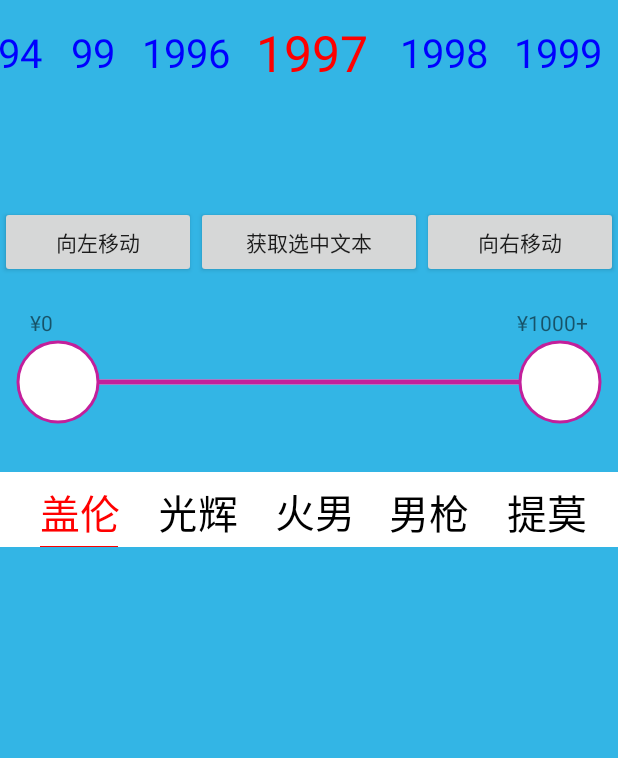
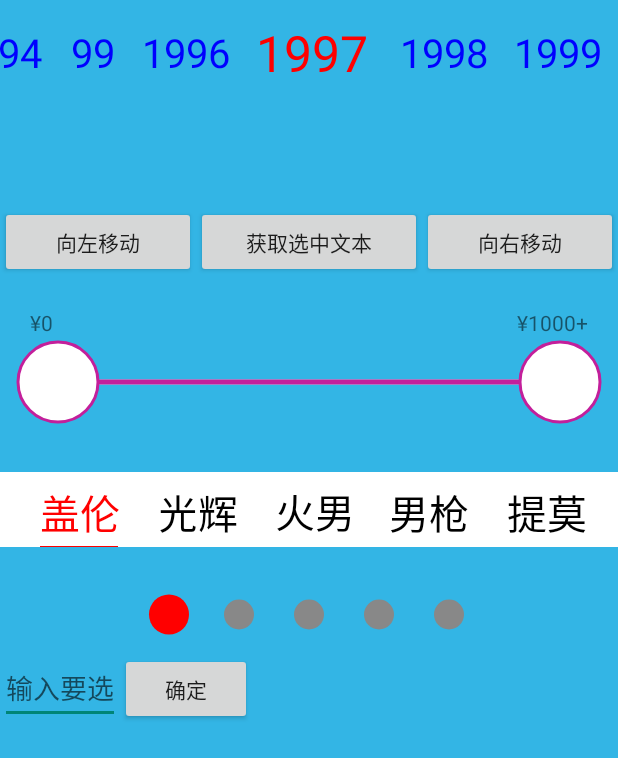
Before and after one commit to cai-wenqing/MyTest, an Android app: the HorizontalScrollSelectorActivity screen opened directly, with no data from a screen before it, on a phone screen of 412 x 824 dp. Shown: the top 758 px of the screen. Run offline under Robolectric (Android 15) with nearby library versions, the phone set to English and light mode, and no system bars.

Commit message:
优化自定义page圆点指示器

```diff
--- a/app/src/main/java/com/aiyakeji/mytest/ui/HorizontalScrollSelectorActivity.java
+++ b/app/src/main/java/com/aiyakeji/mytest/ui/HorizontalScrollSelectorActivity.java
@@ -7,10 +7,12 @@ import android.util.Log;
 import android.view.View;
 import android.view.View.OnClickListener;
 import android.widget.Button;
+import android.widget.EditText;
 import android.widget.TextView;
 
 import com.aiyakeji.mytest.R;
 import com.aiyakeji.mytest.widgets.HorizontalSelectedView;
+import com.aiyakeji.mytest.widgets.PageIndexView;
 import com.aiyakeji.mytest.widgets.ScrollIndexView;
 import com.aiyakeji.mytest.widgets.SlideProgressView;
 
@@ -32,6 +34,9 @@ public class HorizontalScrollSelectorActivity extends AppCompatActivity implemen
     private TextView tv_endNum;
     private SlideProgressView slideProgressView;
     private ScrollIndexView scrollIndexView;
+    private PageIndexView pageIndexView;
+    private EditText et_pointCount;
+    private Button btn_submit;
 
     private String[] strings = {"990", "991", "992", "993", "994", "99", "1996", "1997", "1998", "1999", "2000", "2001", "2002", "2003"};
     private String[] values = {"盖伦", "光辉", "火男", "男枪", "提莫", "加里奥", "奥巴马", "炼金", "猪女", "蜘蛛", "皇子", "赵信", "盲僧", "蛮王"};
@@ -79,6 +84,14 @@ public class HorizontalScrollSelectorActivity extends AppCompatActivity implemen
                 Log.e("Horizontal测试", "position:" + position + ",value:" + value);
             }
         });
+
+
+        pageIndexView = findViewById(R.id.piv);
+        pageIndexView.setPointCount(5);
+
+        et_pointCount = findViewById(R.id.et_pointCount);
+        btn_submit = findViewById(R.id.btn_submit);
+        btn_submit.setOnClickListener(this);
     }
 
     private void initData() {
@@ -101,6 +114,10 @@ public class HorizontalScrollSelectorActivity extends AppCompatActivity implemen
             case R.id.five_btn_right:
                 horizontalSelectedView.setStepRight();
                 break;
+            case R.id.btn_submit:
+                String s = et_pointCount.getText().toString();
+                pageIndexView.setIndex(Integer.valueOf(s));
+                break;
         }
     }
 }
--- /dev/null
+++ b/app/src/main/java/com/aiyakeji/mytest/widgets/PageIndexView.java
@@ -0,0 +1,145 @@
+package com.aiyakeji.mytest.widgets;
+
+import android.content.Context;
+import android.graphics.Canvas;
+import android.graphics.Color;
+import android.graphics.Paint;
+import android.support.annotation.Nullable;
+import android.util.AttributeSet;
+import android.view.View;
+
+/**
+ * Author：Caiwenqing
+ * Date：2018/9/21
+ * Desc:Page切换指示器
+ */
+public class PageIndexView extends View {
+    private float mWidth;
+    private float mHeight;
+    private Paint mNormalPaint;
+    private Paint mSelectPaint;
+    private int mNormalColor = Color.GRAY;
+    private int mSelectColor = Color.RED;
+    private float normalSize = 15;
+    private float selectSize = 20;
+    private float dis = 70;//圆点圆心之间距离
+
+    private int mPointCount;
+    private int mSelectIndex;
+
+    public PageIndexView(Context context) {
+        this(context, null);
+    }
+
+    public PageIndexView(Context context, @Nullable AttributeSet attrs) {
+        this(context, attrs, 0);
+    }
+
+    public PageIndexView(Context context, @Nullable AttributeSet attrs, int defStyleAttr) {
+        super(context, attrs, defStyleAttr);
+        init();
+    }
+
+    private void init() {
+        mNormalPaint = new Paint(Paint.ANTI_ALIAS_FLAG);
+        mSelectPaint = new Paint(Paint.ANTI_ALIAS_FLAG);
+        mNormalPaint.setColor(mNormalColor);
+        mSelectPaint.setColor(mSelectColor);
+    }
+
+    @Override
+    protected void onMeasure(int widthMeasureSpec, int heightMeasureSpec) {
+        super.onMeasure(widthMeasureSpec, heightMeasureSpec);
+        mWidth = getMeasuredWidth();
+        mHeight = getMeasuredHeight();
+    }
+
+
+    @Override
+    protected void onDraw(Canvas canvas) {
+        super.onDraw(canvas);
+        if (mPointCount > 0) {
+            float allPointWidth = (mPointCount - 1) * dis;
+            float firstPointX = mWidth / 2 - allPointWidth / 2;
+            for (int i = 0; i < mPointCount; i++) {
+                if (i == mSelectIndex) {
+                    canvas.drawCircle(firstPointX + i * dis, mHeight / 2, selectSize, mSelectPaint);
+                } else {
+                    canvas.drawCircle(firstPointX + i * dis, mHeight / 2, normalSize, mNormalPaint);
+                }
+            }
+        }
+    }
+
+    /**
+     * 设置点数
+     *
+     * @param count
+     */
+    public void setPointCount(int count) {
+        if (count > 0) {
+            mPointCount = count;
+            invalidate();
+        }
+    }
+
+    /**
+     * 设置当前选中位置
+     *
+     * @param index
+     */
+    public void setIndex(int index) {
+        if (index >= 0 && index < mPointCount) {
+            mSelectIndex = index;
+            invalidate();
+        }
+    }
+
+
+    /**
+     * 设置圆点圆心之间距离
+     *
+     * @param dis
+     */
+    public void setPointCenterDis(int dis) {
+        if (dis > 0) {
+            this.dis = dis;
+            invalidate();
+        }
+    }
+
+    /**
+     * 设置未选中颜色
+     *
+     * @param color
+     */
+    public void setNormalColor(int color) {
+        mNormalColor = color;
+        invalidate();
+    }
+
+    /**
+     * 设置选中颜色
+     *
+     * @param color
+     */
+    public void setSelectColor(int color) {
+        mSelectColor = color;
+        invalidate();
+    }
+
+
+    /**
+     * 设置圆点半径
+     *
+     * @param normalRadius 未选中圆点半径
+     * @param selectRadius 选中圆点半径
+     */
+    public void setPointRadius(float normalRadius, float selectRadius) {
+        if (normalRadius > 0 && selectRadius > 0) {
+            normalSize = normalRadius;
+            selectSize = selectRadius;
+            invalidate();
+        }
+    }
+}
--- a/app/src/main/res/layout/activity_five.xml
+++ b/app/src/main/res/layout/activity_five.xml
@@ -83,6 +83,32 @@
             android:layout_width="match_parent"
             android:layout_height="50dp"
             android:layout_marginTop="30dp" />
+
+
+        <com.aiyakeji.mytest.widgets.PageIndexView
+            android:id="@+id/piv"
+            android:layout_width="match_parent"
+            android:layout_height="50dp"
+            android:layout_gravity="center_horizontal"
+            android:layout_marginTop="20dp" />
+
+        <LinearLayout
+            android:layout_width="match_parent"
+            android:layout_height="wrap_content">
+
+            <EditText
+                android:id="@+id/et_pointCount"
+                android:layout_width="80dp"
+                android:layout_height="wrap_content"
+                android:hint="输入要选中的位置"
+                android:inputType="number" />
+
+            <Button
+                android:id="@+id/btn_submit"
+                android:layout_width="wrap_content"
+                android:layout_height="wrap_content"
+                android:text="确定" />
+        </LinearLayout>
     </LinearLayout>
 
 
```
